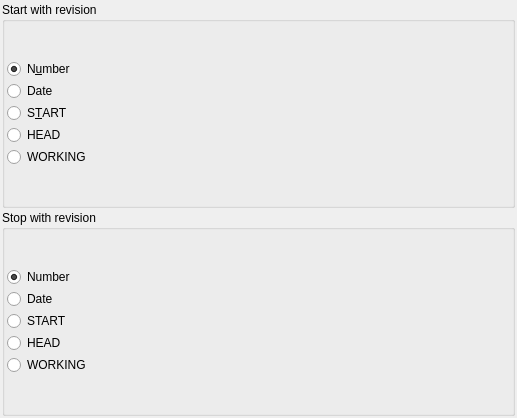
The window that src/svnfrontend/fronthelpers/rangeinput.ui (KDE/kdesvn) describes before a commit, drawn with Qt 5.
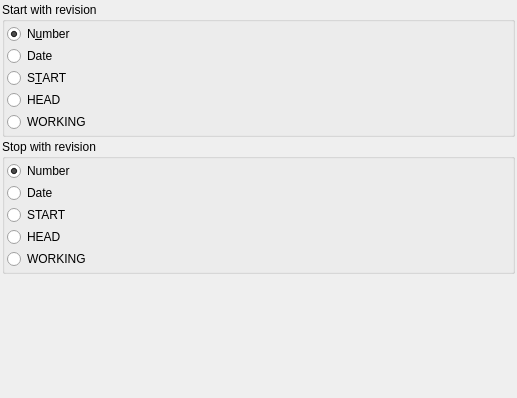
The same window after the commit. Custom widgets are drawn as their Qt base class.

What changed in the file:
```diff
--- a/src/svnfrontend/fronthelpers/rangeinput.ui
+++ b/src/svnfrontend/fronthelpers/rangeinput.ui
@@ -7,7 +7,7 @@
     <x>0</x>
     <y>0</y>
     <width>517</width>
-    <height>418</height>
+    <height>398</height>
    </rect>
   </property>
   <property name="minimumSize">
@@ -163,20 +163,33 @@
      </layout>
     </widget>
    </item>
+   <item>
+    <spacer name="verticalSpacer">
+     <property name="orientation">
+      <enum>Qt::Vertical</enum>
+     </property>
+     <property name="sizeHint" stdset="0">
+      <size>
+       <width>20</width>
+       <height>40</height>
+      </size>
+     </property>
+    </spacer>
+   </item>
   </layout>
  </widget>
  <layoutdefault spacing="2" margin="2"/>
  <customwidgets>
-  <customwidget>
-   <class>KDateTimeWidget</class>
-   <extends>QWidget</extends>
-   <header>kdatetimewidget.h</header>
-  </customwidget>
   <customwidget>
    <class>KIntNumInput</class>
    <extends>QWidget</extends>
    <header>knuminput.h</header>
   </customwidget>
+  <customwidget>
+   <class>KDateTimeWidget</class>
+   <extends>QWidget</extends>
+   <header>kdatetimewidget.h</header>
+  </customwidget>
  </customwidgets>
  <tabstops>
   <tabstop>m_stopNumberButton</tabstop>
```
